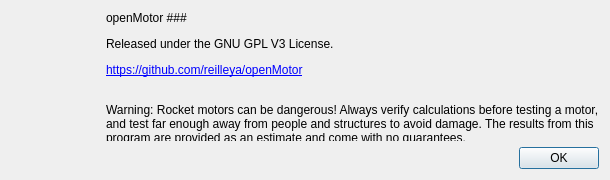
reilleya/openMotor, file uilib/views/forms/AboutDialog.ui: the form before one commit.
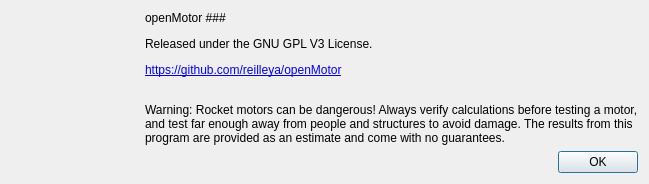
The form after the commit. Icons and pictures are not drawn.

Commit message: Fixed about layout

The edit to the form file:
```diff
--- a/uilib/views/forms/AboutDialog.ui
+++ b/uilib/views/forms/AboutDialog.ui
@@ -9,10 +9,16 @@
    <rect>
     <x>0</x>
     <y>0</y>
-    <width>610</width>
-    <height>180</height>
+    <width>848</width>
+    <height>389</height>
    </rect>
   </property>
+  <property name="sizePolicy">
+   <sizepolicy hsizetype="Minimum" vsizetype="Minimum">
+    <horstretch>0</horstretch>
+    <verstretch>0</verstretch>
+   </sizepolicy>
+  </property>
   <property name="minimumSize">
    <size>
     <width>610</width>
@@ -21,8 +27,8 @@
   </property>
   <property name="maximumSize">
    <size>
-    <width>610</width>
-    <height>180</height>
+    <width>16777215</width>
+    <height>16777215</height>
    </size>
   </property>
   <property name="windowTitle">
@@ -39,10 +45,28 @@
    <bool>true</bool>
   </property>
   <layout class="QVBoxLayout" name="verticalLayout">
+   <property name="sizeConstraint">
+    <enum>QLayout::SetFixedSize</enum>
+   </property>
    <item>
     <layout class="QHBoxLayout" name="horizontalLayout_2">
+     <property name="sizeConstraint">
+      <enum>QLayout::SetFixedSize</enum>
+     </property>
      <item>
       <widget class="QLabel" name="labelImage">
+       <property name="minimumSize">
+        <size>
+         <width>128</width>
+         <height>128</height>
+        </size>
+       </property>
+       <property name="maximumSize">
+        <size>
+         <width>128</width>
+         <height>128</height>
+        </size>
+       </property>
        <property name="text">
         <string/>
        </property>
@@ -53,6 +77,12 @@
      </item>
      <item>
       <widget class="QLabel" name="labelText">
+       <property name="sizePolicy">
+        <sizepolicy hsizetype="Minimum" vsizetype="Minimum">
+         <horstretch>0</horstretch>
+         <verstretch>0</verstretch>
+        </sizepolicy>
+       </property>
        <property name="text">
         <string>&lt;html&gt;&lt;head/&gt;&lt;body&gt;&lt;p&gt;openMotor ###&lt;/p&gt;&lt;p&gt;Released under the GNU GPL V3 License.&lt;/p&gt;&lt;p&gt;&lt;a href=&quot;https://github.com/reilleya/openMotor&quot;&gt;&lt;span style=&quot; text-decoration: underline; color:#0000ff;&quot;&gt;https://github.com/reilleya/openMotor&lt;/span&gt;&lt;/a&gt;&lt;/p&gt;&lt;p&gt;&lt;br/&gt;Warning: Rocket motors can be dangerous! Always verify calculations before testing a motor, &lt;br/&gt;and test far enough away from people and structures to avoid damage. The results from this&lt;br/&gt;program are provided as an estimate and come with no guarantees.&lt;/p&gt;&lt;/body&gt;&lt;/html&gt;</string>
        </property>
```
